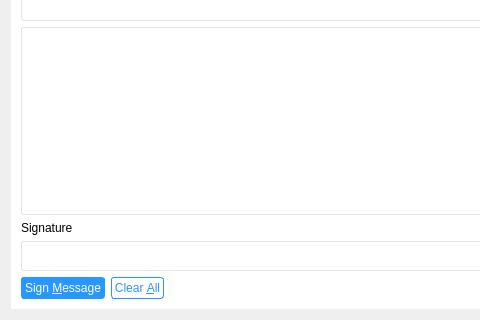
ecoinchain/ecoin, file src/qt/forms/signverifymessagedialog.ui: the form before one commit; both pictures show x 0 to 480 and y 102 to 422 of the 804 by 422 pixel window.
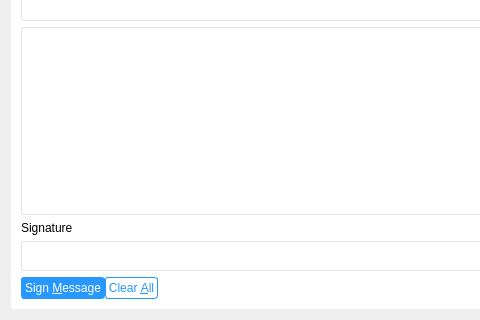
The form after the commit. Icons and pictures are not drawn. Custom widgets are drawn as their Qt base class.

```diff
--- a/src/qt/forms/signverifymessagedialog.ui
+++ b/src/qt/forms/signverifymessagedialog.ui
@@ -260,6 +260,26 @@
        <item>
         <layout class="QHBoxLayout" name="horizontalLayout_3_SM">
          <item>
+          <layout class="QVBoxLayout" name="verticalLayout_2" stretch="1,0,3">
+           <property name="spacing">
+            <number>0</number>
+           </property>
+           <item>
+            <spacer name="verticalSpacer_2">
+             <property name="orientation">
+              <enum>Qt::Vertical</enum>
+             </property>
+             <property name="sizeHint" stdset="0">
+              <size>
+               <width>0</width>
+               <height>0</height>
+              </size>
+             </property>
+            </spacer>
+           </item>
+           <item>
+            <layout class="QHBoxLayout" name="horizontalLayout">
+             <item>
           <widget class="QPushButton" name="signMessageButton_SM">
            <property name="sizePolicy">
             <sizepolicy hsizetype="Preferred" vsizetype="Preferred">
@@ -314,6 +334,23 @@
            </property>
           </widget>
          </item>
+            </layout>
+           </item>
+           <item>
+            <spacer name="verticalSpacer">
+             <property name="orientation">
+              <enum>Qt::Vertical</enum>
+             </property>
+             <property name="sizeHint" stdset="0">
+              <size>
+               <width>0</width>
+               <height>0</height>
+              </size>
+             </property>
+            </spacer>
+           </item>
+          </layout>
+         </item>
          <item>
           <spacer name="horizontalSpacer_1_SM">
            <property name="orientation">
```
Left out of the diff: 39 changed lines with no effect on the pictures. Lines whose indentation alone changed are shown as unchanged.
